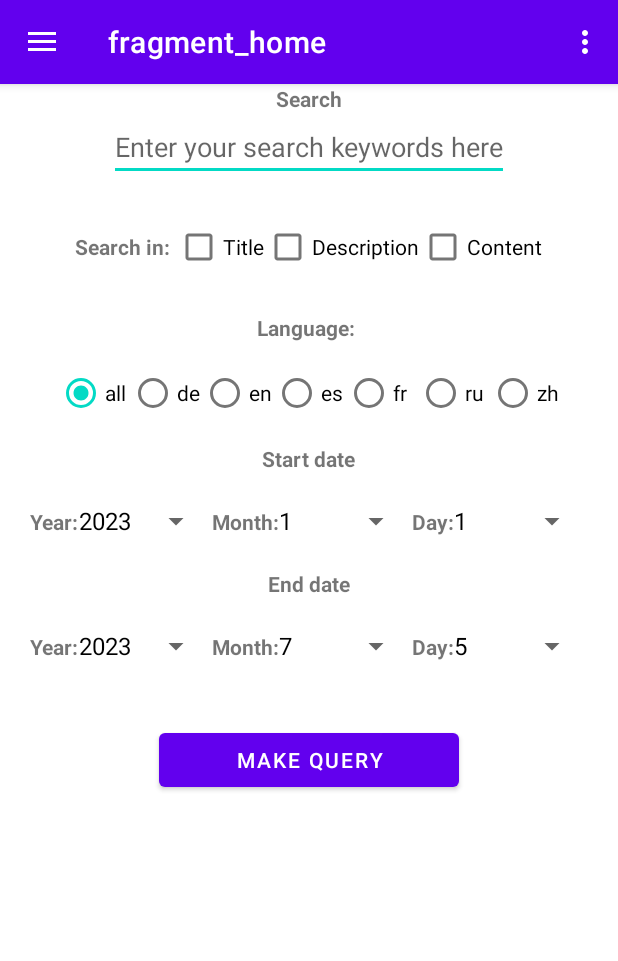
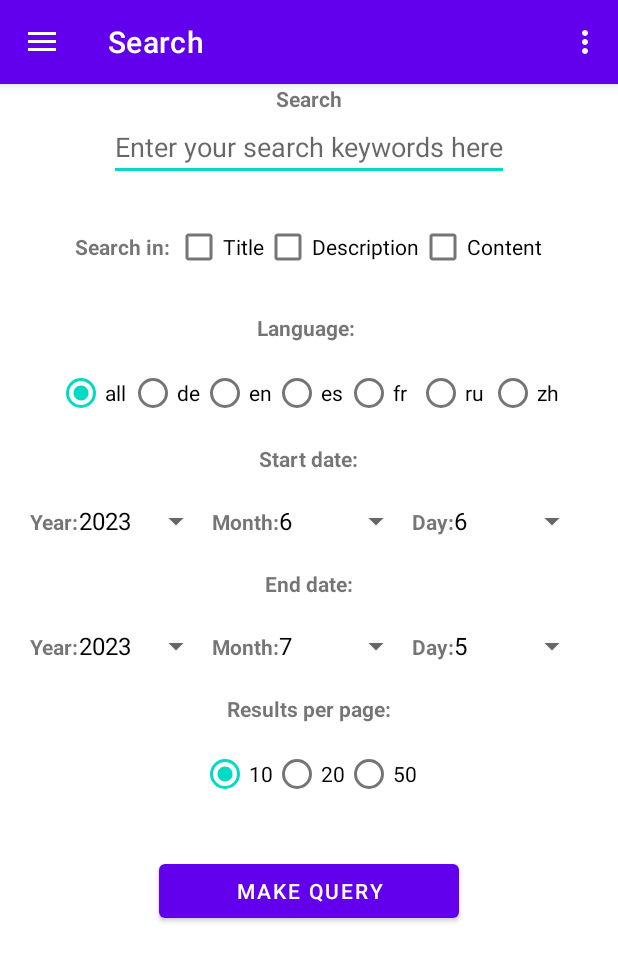
Before and after one commit to mabackma/NewsApplication, an Android app: the screen it shows after launch (MainActivity), on a phone screen of 412 x 824 dp. Shown: the top 961 px of the screen. Run offline under Robolectric (Android 15) with nearby library versions, the phone set to English and light mode, and no system bars; our stand-ins replace navigation-ui.

Commit message:
searches are limited to 100 and only from the past month

```diff
--- a/app/src/main/java/com/example/newsapplication/HomeFragment.kt
+++ b/app/src/main/java/com/example/newsapplication/HomeFragment.kt
@@ -39,38 +39,55 @@ class HomeFragment : Fragment() {
         val currentMonth = currentDate.monthValue
         val currentDay = currentDate.dayOfMonth
 
+        var yearDifference = 0
+        if(currentMonth == 1) {
+            yearDifference = 1
+        }
+
         // Set data for the year Spinner.
-        val years = (currentYear - 5..currentYear).toList().toTypedArray()
+        val years = (currentYear - yearDifference..currentYear).toList().toTypedArray()
         val yearAdapter = ArrayAdapter<String>(
             requireContext(),
             R.layout.spinner_item,
             years.map { it.toString() })
         yearAdapter.setDropDownViewResource(android.R.layout.simple_spinner_dropdown_item)
         yearSpinnerStart!!.setAdapter(yearAdapter)
-        yearSpinnerStart!!.setSelection(currentYear - (currentYear - 5))
+        yearSpinnerStart!!.setSelection(0)
         yearSpinnerEnd!!.setAdapter(yearAdapter)
-        yearSpinnerEnd!!.setSelection(currentYear - (currentYear - 5))
+        yearSpinnerEnd!!.setSelection(currentYear - (currentYear - yearDifference))
 
         // Set data for the month Spinner
-        val months = (1..12).toList().toTypedArray()
+        var months = arrayOf(currentMonth - 1, currentMonth)
+        if(yearDifference == 1) {
+            months = arrayOf(12, 1)
+        }
         val monthAdapter = ArrayAdapter<String>(
             requireContext(),
             R.layout.spinner_item,
             months.map { it.toString() })
         monthAdapter.setDropDownViewResource(android.R.layout.simple_spinner_dropdown_item)
         monthSpinnerStart!!.setAdapter(monthAdapter)
+        monthSpinnerStart!!.setSelection(0)
         monthSpinnerEnd!!.setAdapter(monthAdapter)
-        monthSpinnerEnd!!.setSelection(currentMonth - 1)
+        monthSpinnerEnd!!.setSelection(1)
 
         // Set data for the day Spinner
-        val days = (1..31).toList().toTypedArray()
-        val dayAdapter = ArrayAdapter<String>(
+        val daysStart = (currentDay + 1 ..31).toList().toTypedArray()
+        val dayAdapterStart = ArrayAdapter<String>(
             requireContext(),
             R.layout.spinner_item,
-            days.map { it.toString() })
-        dayAdapter.setDropDownViewResource(android.R.layout.simple_spinner_dropdown_item)
-        daySpinnerStart!!.setAdapter(dayAdapter)
-        daySpinnerEnd!!.setAdapter(dayAdapter)
+            daysStart.map { it.toString() })
+        dayAdapterStart.setDropDownViewResource(android.R.layout.simple_spinner_dropdown_item)
+        daySpinnerStart!!.setAdapter(dayAdapterStart)
+        daySpinnerStart!!.setSelection(0)
+
+        val daysEnd = (1..currentDay).toList().toTypedArray()
+        val dayAdapterEnd = ArrayAdapter<String>(
+            requireContext(),
+            R.layout.spinner_item,
+            daysEnd.map { it.toString() })
+        dayAdapterEnd.setDropDownViewResource(android.R.layout.simple_spinner_dropdown_item)
+        daySpinnerEnd!!.setAdapter(dayAdapterEnd)
         daySpinnerEnd!!.setSelection(currentDay - 1)
 
         binding.buttonMakeQuery.setOnClickListener {
@@ -135,13 +152,18 @@ class HomeFragment : Fragment() {
         val endDate = selectedYearEnd + "-" + selectedMonthEnd + "-" + selectedDayEnd
 
         Log.d("BETWEEN", startDate + " and " + endDate)
+
+        val chosenResultsPpId = binding.radioGroupResultsPerPage.checkedRadioButtonId
+        val chosenResultsPpRadioButton: RadioButton = view!!.findViewById(chosenResultsPpId)
+        var resultsPp = chosenResultsPpRadioButton.text.toString()
+
         // Make the query object
         val userQuery: UserQuery = UserQuery(
             query = queryWords,
             searchIn = searchIn,
             sortItems = "publishedAt",
             language = language,
-            pageSize = 20,
+            pageSize = resultsPp.toInt(),
             page = 1,
             start = startDate,
             end = endDate
--- a/app/src/main/java/com/example/newsapplication/ResultsFragment.kt
+++ b/app/src/main/java/com/example/newsapplication/ResultsFragment.kt
@@ -22,6 +22,7 @@ import org.json.JSONArray
 import org.json.JSONException
 import org.json.JSONObject
 import java.lang.Math.ceil
+import java.lang.Math.floor
 
 class ResultsFragment : Fragment() {
 
@@ -130,19 +131,15 @@ class ResultsFragment : Fragment() {
         val jsonArrayRequest = JsonArrayRequest(
             Request.Method.POST, url, jsonArray,
             { response ->
-                // Response type is a tuple (news_count, all_news)
-                val newsCount = response.getInt(0)
-                val allNewsArray = response.getJSONArray(1)
-                // Parse the JSON array into a list of NewsItem objects
                 val newsItems: List<NewsItem> = gson.fromJson(
-                    allNewsArray.toString(),
+                    response.toString(),
                     object : TypeToken<List<NewsItem>>() {}.type
                 )
-                Log.d("NEWS COUNT", newsCount.toString())
+                Log.d("NEWS COUNT", "100")
                 Log.d("NEWS PER PAGE", newsItems.size.toString())
-                val pageCount = ceil(newsCount.toDouble() / newsItems.size.toDouble()).toInt()
-                // Invoke the callback with the size of newsItems
-                //callback(newsItems.howManyPages)
+
+                // Calculate how many pages of results there are
+                val pageCount = floor(100.0 / userQuery.pageSize!!.toDouble()).toInt()
                 callback(pageCount)
 
                 // Access the properties of each NewsItem
--- a/app/src/main/res/layout/fragment_home.xml
+++ b/app/src/main/res/layout/fragment_home.xml
@@ -110,7 +110,7 @@
     <TextView
         android:layout_width="wrap_content"
         android:layout_height="wrap_content"
-        android:text="Start date"
+        android:text="Start date:"
         android:textStyle="bold"/>
 
     <LinearLayout
@@ -160,7 +160,7 @@
     <TextView
         android:layout_width="wrap_content"
         android:layout_height="wrap_content"
-        android:text="End date"
+        android:text="End date:"
         android:textStyle="bold"/>
 
     <LinearLayout
@@ -207,6 +207,38 @@
 
     </LinearLayout>
 
+    <TextView
+        android:layout_width="wrap_content"
+        android:layout_height="wrap_content"
+        android:text="Results per page:"
+        android:textStyle="bold"/>
+
+    <RadioGroup
+        android:id="@+id/radioGroup_results_per_page"
+        android:layout_width="wrap_content"
+        android:layout_height="wrap_content"
+        android:layout_margin="10dp"
+        android:orientation="horizontal">
+        <RadioButton
+            android:id="@+id/radioButton_ten"
+            android:layout_width="wrap_content"
+            android:layout_height="wrap_content"
+            android:text="10"
+            android:checked="true"/>
+
+        <RadioButton
+            android:id="@+id/radioButton_twenty"
+            android:layout_width="wrap_content"
+            android:layout_height="wrap_content"
+            android:text="20" />
+
+        <RadioButton
+            android:id="@+id/radioButton_fifty"
+            android:layout_width="wrap_content"
+            android:layout_height="wrap_content"
+            android:text="50" />
+    </RadioGroup>
+
     <Button
         android:id="@+id/button_make_query"
         android:layout_width="200dp"
--- a/app/src/main/res/navigation/mobile_navigation.xml
+++ b/app/src/main/res/navigation/mobile_navigation.xml
@@ -7,8 +7,8 @@
     <fragment
         android:id="@+id/homeFragment"
         android:name="com.example.newsapplication.HomeFragment"
-        android:label="fragment_home"
-        tools:layout="@layout/fragment_home" >
+        android:label="Search"
+        tools:layout="@layout/fragment_home">
         <action
             android:id="@+id/action_homeFragment_to_resultsFragment"
             app:destination="@id/resultsFragment" />
@@ -16,8 +16,8 @@
     <fragment
         android:id="@+id/resultsFragment"
         android:name="com.example.newsapplication.ResultsFragment"
-        android:label="fragment_results"
-        tools:layout="@layout/fragment_results" >
+        android:label="Results"
+        tools:layout="@layout/fragment_results">
         <argument
             android:name="userQuery"
             app:argType="com.example.newsapplication.datatypes.UserQuery" />
```
